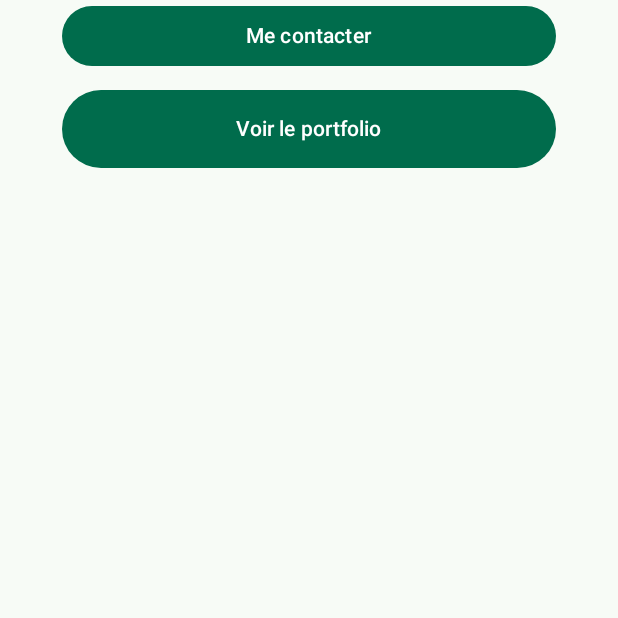
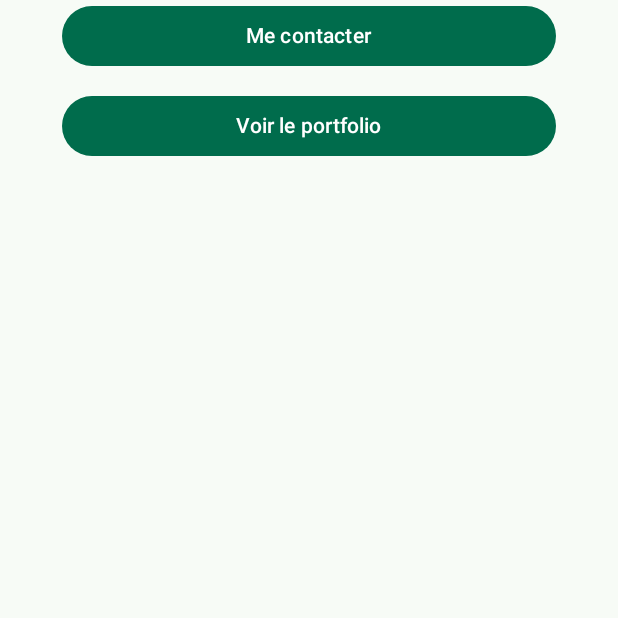
Before and after one commit to matteolvt/ProjetNoteJetpack, an Android app built with Jetpack Compose: the composable ContactLinks shown on its own in the app's theme, on a phone screen of 412 x 824 dp, the top half of it. Run offline under Robolectric (Android 15) with nearby library versions, the phone set to English and light mode, and no system bars.

Commit message:
suppression du pillbutton et utilisation du button

```diff
--- a/app/src/main/java/com/example/projetnote/MainActivity.kt
+++ b/app/src/main/java/com/example/projetnote/MainActivity.kt
@@ -6,15 +6,12 @@ import androidx.activity.compose.setContent
 import androidx.activity.enableEdgeToEdge
 import androidx.compose.foundation.Image
 import androidx.compose.foundation.background
-import androidx.compose.foundation.clickable
 import androidx.compose.foundation.layout.Arrangement
 import androidx.compose.foundation.layout.Box
 import androidx.compose.foundation.layout.Column
 import androidx.compose.foundation.layout.Row
-import androidx.compose.foundation.layout.Spacer
 import androidx.compose.foundation.layout.fillMaxSize
 import androidx.compose.foundation.layout.fillMaxWidth
-import androidx.compose.foundation.layout.height
 import androidx.compose.foundation.layout.padding
 import androidx.compose.foundation.layout.size
 import androidx.compose.foundation.lazy.LazyColumn
@@ -36,9 +33,6 @@ import androidx.compose.ui.Modifier
 import androidx.compose.ui.draw.clip
 import androidx.compose.ui.graphics.vector.ImageVector
 import androidx.compose.ui.res.painterResource
-import androidx.compose.ui.semantics.Role
-import androidx.compose.ui.semantics.role
-import androidx.compose.ui.semantics.semantics
 import androidx.compose.ui.text.font.FontWeight
 import androidx.compose.ui.text.style.TextAlign
 import androidx.compose.ui.tooling.preview.Preview
@@ -345,31 +339,6 @@ fun ExperienceCard(
 }
 
 @Composable
-fun PillButton(
-    label: String,
-    onClick: () -> Unit,
-    modifier: Modifier = Modifier
-) {
-    Box(
-        modifier = modifier
-            .fillMaxWidth(0.8f)
-            .clip(MaterialTheme.shapes.extraLarge)
-            .background(MaterialTheme.colorScheme.primary)
-            .clickable(onClick = onClick)
-            .semantics { role = Role.Button }
-            .padding(16.dp),
-        contentAlignment = Alignment.Center
-    ) {
-        Text(
-            text = label,
-            style = MaterialTheme.typography.labelLarge,
-            fontWeight = FontWeight.Medium,
-            color = MaterialTheme.colorScheme.onPrimary
-        )
-    }
-}
-
-@Composable
 fun ContactLinks(
     onContact: () -> Unit,
     onPortfolio: () -> Unit,
@@ -377,11 +346,13 @@ fun ContactLinks(
 ) {
     Column(
         modifier = modifier.fillMaxWidth(),
-        horizontalAlignment = Alignment.CenterHorizontally
+        horizontalAlignment = Alignment.CenterHorizontally,
+        verticalArrangement = Arrangement.spacedBy(12.dp)
     ) {
         Button(
             onClick = onContact,
             modifier = Modifier.fillMaxWidth(0.8f),
+            shape = MaterialTheme.shapes.extraLarge,
             colors = ButtonDefaults.buttonColors(
                 containerColor = MaterialTheme.colorScheme.primary,
                 contentColor = MaterialTheme.colorScheme.onPrimary
@@ -390,11 +361,16 @@ fun ContactLinks(
             Text("Me contacter")
         }
 
-        Spacer(modifier = Modifier.height(12.dp))
-
-        PillButton(
-            label = "Voir le portfolio",
-            onClick = onPortfolio
-        )
+        Button(
+            onClick = onPortfolio,
+            modifier = Modifier.fillMaxWidth(0.8f),
+            shape = MaterialTheme.shapes.extraLarge,
+            colors = ButtonDefaults.buttonColors(
+                containerColor = MaterialTheme.colorScheme.primary,
+                contentColor = MaterialTheme.colorScheme.onPrimary
+            )
+        ) {
+            Text("Voir le portfolio")
+        }
     }
 }
```
